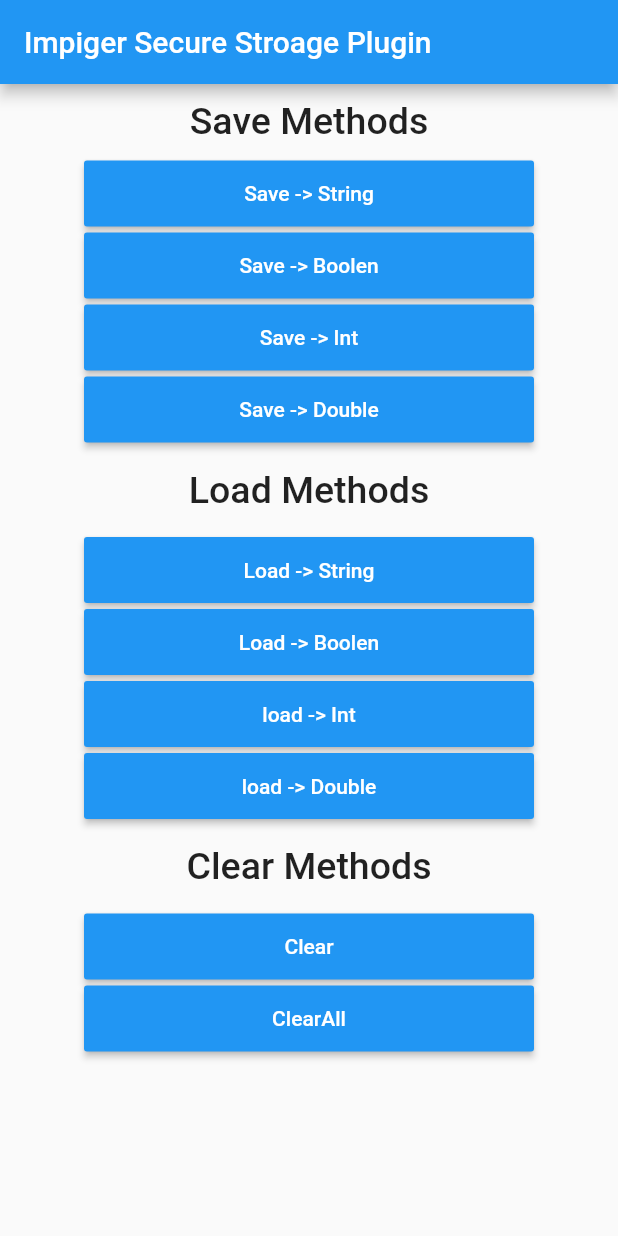
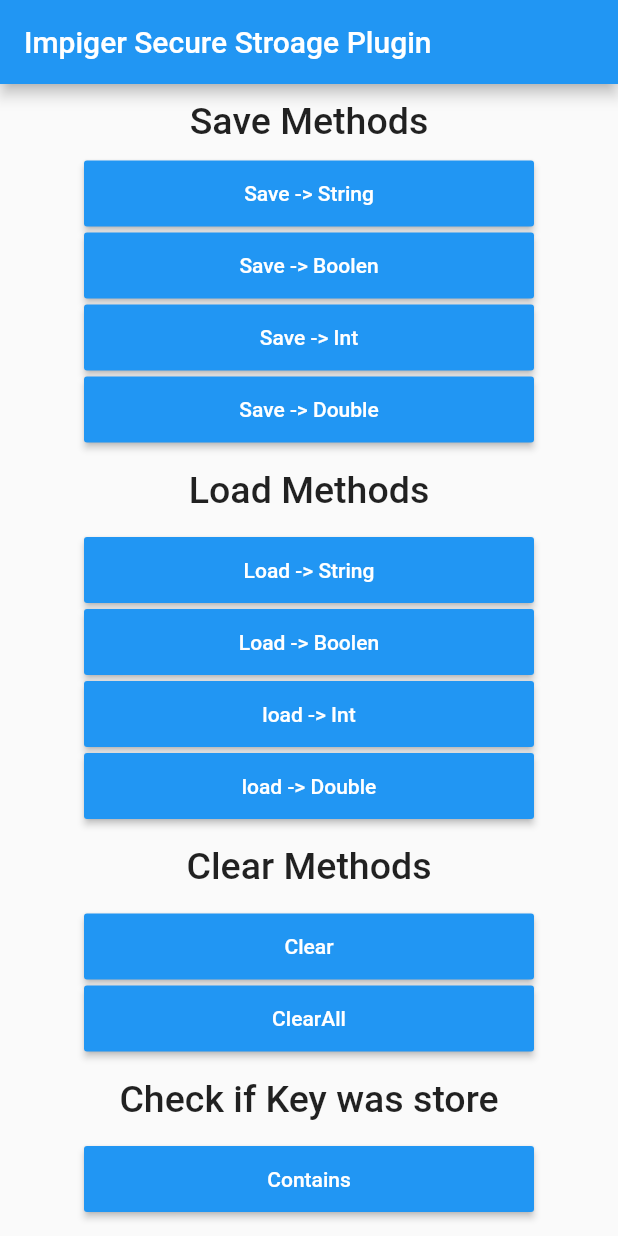
Before and after one commit to FlutterTeamImpiger/FlutterSecureStorage, a Flutter app: the screen it shows after launch, on a phone screen of 412 x 824 dp. Run offline on Flutter 3.47's test engine with Material 2 defaults, Android fonts, the phone set to English and light mode, and no system bars.

Commit message:
Added function for check if a key was the store

```diff
--- a/example/lib/main.dart
+++ b/example/lib/main.dart
@@ -25,7 +25,7 @@ class _MyAppState extends State<MyApp> {
         appBar: AppBar(
           title: const Text('Impiger Secure Stroage Plugin'),
         ),
-        body: Center(
+        body: SingleChildScrollView(
           child: Column(
             mainAxisAlignment: MainAxisAlignment.start,
             children: <Widget>[
@@ -180,6 +180,26 @@ class _MyAppState extends State<MyApp> {
                   TextStyle(color: Colors.white),),color: Colors.blue,padding: EdgeInsets.all(1.0),
                 ),
               ),
+              Container(
+                padding: EdgeInsets.symmetric(vertical: 15),
+                alignment: Alignment.center,
+                child: Text('Check if Key was store',
+                    style:
+                    TextStyle(fontSize: 25, fontWeight: FontWeight.w500)),
+              ),
+              ButtonTheme(
+                minWidth: 300.0,
+                height: 44.0,
+                child: RaisedButton(
+                  onPressed: () {
+                    // Check if Key was store
+                    _storage.contains(key: "userName");
+                  },
+                  child:
+                  Text("Contains",style:
+                  TextStyle(color: Colors.white),),color: Colors.blue,padding: EdgeInsets.all(1.0),
+                ),
+              ),
             ],
           ),
         ),
--- a/lib/store_critical_data.dart
+++ b/lib/store_critical_data.dart
@@ -94,5 +94,14 @@ class StoreCriticalData {
     print(value);
     return value;
   }
+  /// Check if Key was store function
+  Future<bool> contains({@required String key}) async {
+    final bool value = await _channel.invokeMethod(
+        'contains', <String, dynamic>{
+      'key': key,
+    });
+    print(value);
+    return value;
+  }
 
 }
--- a/pubspec.yaml
+++ b/pubspec.yaml
@@ -1,6 +1,6 @@
 name: store_critical_data
 description: Secure Storage provides API to store data in secure storage. Keychain is used in iOS, KeyStore based solution is used in Android.
-version: 0.1.4
+version: 0.1.5
 homepage: https://github.com/FlutterTeamImpiger/FlutterSecureStorage
 
 environment:
```
Also changed, not shown: 4 other files.
